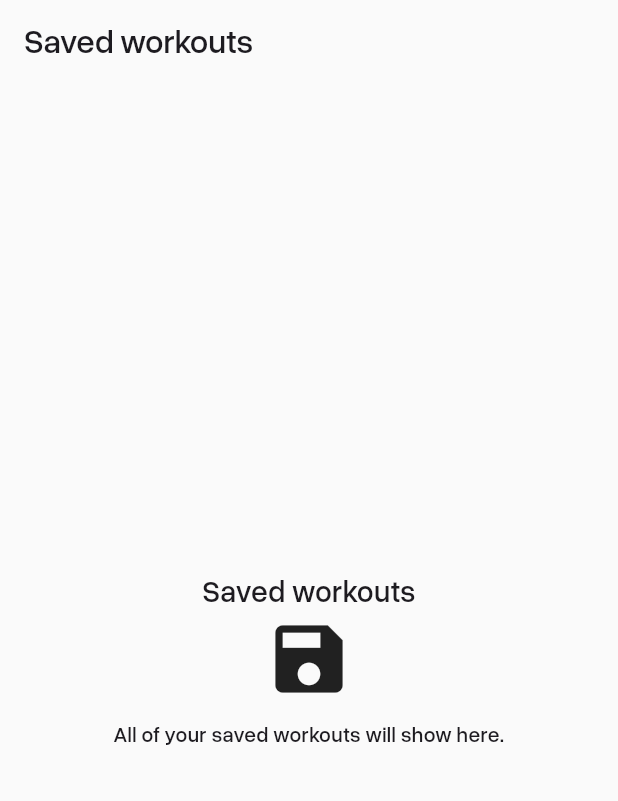
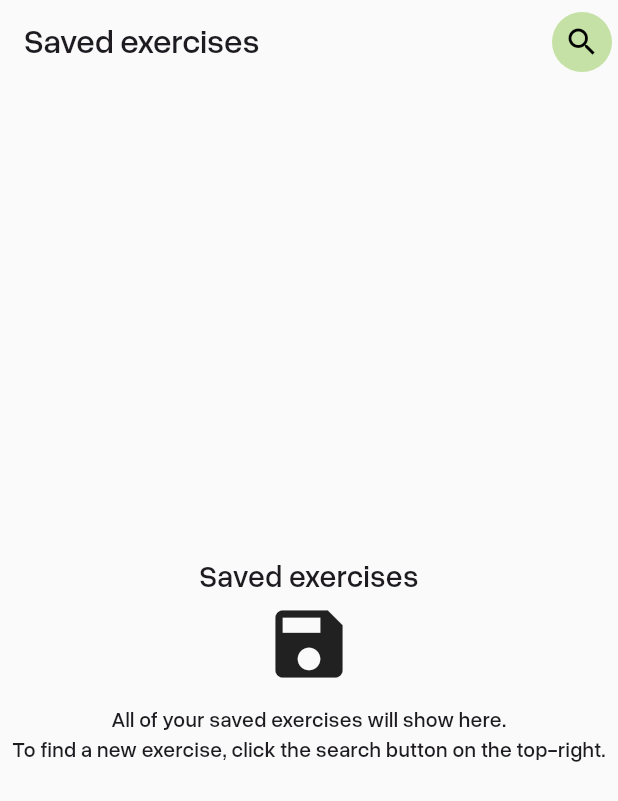
Before and after one commit to mantot-123/gym_workout_finder_tracker_app_flutter, a Flutter app: the SavedWorkoutsPage screen opened directly, on a phone screen of 412 x 824 dp. Shown: the top 801 px of the screen. Run offline on Flutter 3.47's test engine with Material 3 defaults, Android fonts, the phone set to English and light mode, and no system bars; our stand-ins replace hive, hive_flutter, loading_animation_widget; accounts and stored records are empty; statements that could not run were skipped.

Commit message:
feat: UI overhaul - moved the search button to the saved routines page instead of the navigation menu + changed UI button colours

```diff
--- a/lib/main.dart
+++ b/lib/main.dart
@@ -4,7 +4,6 @@ import "package:hive/hive.dart";
 import "package:hive_flutter/hive_flutter.dart";
 import "pages/home.dart";
 import "pages/saved_routines.dart";
-import "pages/search_form.dart";
 import "pages/saved_workouts.dart";
 import "pages/api_key_empty_error.dart";
 import "widgets/ui/ui_scaffold.dart";
@@ -34,7 +33,6 @@ class _MainAppState extends State<MainApp> {
   List<Widget> pages = [
     HomePage(),
     RoutinesPage(),
-    SearchForm(),
     SavedWorkoutsPage()
   ];
 
@@ -89,8 +87,7 @@ class _MainAppState extends State<MainApp> {
             destinations: [
               NavigationDestination(icon: Icon(Icons.home, size: 30), label: ""),
               NavigationDestination(icon: Icon(Icons.alarm, size: 30), label: ""),
-              NavigationDestination(icon: Icon(Icons.search, size: 30), label: ""),
-              NavigationDestination(icon: Icon(Icons.bookmark, size: 30), label: "")
+              NavigationDestination(icon: Icon(Icons.fitness_center, size: 30), label: "")
             ]
           ))
         : APIKeyEmptyErrorPage()
--- a/lib/pages/saved_routines.dart
+++ b/lib/pages/saved_routines.dart
@@ -56,7 +56,7 @@ class _RoutinesPageState extends State<RoutinesPage> {
             }
         ),
 
-      actions: [
+      appBarActions: [
         IconButton(icon: Icon(Icons.refresh, color: Colors.black), onPressed: () {
           setState(() { });
         }),
--- a/lib/pages/saved_workouts.dart
+++ b/lib/pages/saved_workouts.dart
@@ -1,6 +1,7 @@
 import 'package:flutter/material.dart';
 import "../widgets/ui/ui_scaffold.dart";
 import "../widgets/workout_tile.dart";
+import "../pages/search_form.dart";
 import "../models/workout.dart";
 import "../workouts_db_handler.dart";
 
@@ -30,17 +31,17 @@ class _SavedWorkoutsPageState extends State<SavedWorkoutsPage> {
   @override
   Widget build(BuildContext context) {
     return UIScaffold(
-      appBarTitle: "Saved workouts",
+      appBarTitle: "Saved exercises",
       body:
         SavedWorkoutsDB.getSavedWorkouts().isEmpty
         ? Center(
             child: Column(
               mainAxisAlignment: MainAxisAlignment.center,
               children: [
-                Text("Saved workouts", textAlign: TextAlign.center, style: TextStyle(fontSize: 20, fontWeight: FontWeight.bold)),
+                Text("Saved exercises", textAlign: TextAlign.center, style: TextStyle(fontSize: 20, fontWeight: FontWeight.bold)),
                 Icon(Icons.save, size: 60),
                 SizedBox(height: 10),
-                Text("All of your saved workouts will show here.", textAlign: TextAlign.center)
+                Text("All of your saved exercises will show here.\nTo find a new exercise, click the search button on the top-right.", textAlign: TextAlign.center)
               ],
             )
           )
@@ -61,8 +62,18 @@ class _SavedWorkoutsPageState extends State<SavedWorkoutsPage> {
                     }
                   ),
                 )
-              ]
-          )
+              ],
+          ),
+      appBarActions: [
+        IconButton(icon: Icon(Icons.search, color: Colors.black), onPressed: () async {
+          // SEARCH FORM
+          await Navigator.of(context).push(MaterialPageRoute(builder: (context) {
+            return SearchForm();
+          }));
+
+          setState(() { });
+        })
+      ]
     );;
   }
 }
--- a/lib/widgets/ui/ui_button.dart
+++ b/lib/widgets/ui/ui_button.dart
@@ -9,9 +9,9 @@ class UIButton extends StatelessWidget {
   Widget build(BuildContext context) {
     return ElevatedButton(
       style: ButtonStyle(
-        backgroundColor: MaterialStateProperty.all(Colors.lightGreen.shade200),
+        backgroundColor: MaterialStateProperty.all(Colors.lightGreen.shade300),
         elevation: WidgetStatePropertyAll(0.0),
-        shape: WidgetStatePropertyAll(RoundedRectangleBorder(borderRadius: BorderRadius.circular(15.0)))
+        // shape: WidgetStatePropertyAll(RoundedRectangleBorder(borderRadius: BorderRadius.circular(15.0)))
       ),
       onPressed: onPressed,
       child: Text(label, style: TextStyle(color: Colors.black87)),
--- a/lib/widgets/ui/ui_scaffold.dart
+++ b/lib/widgets/ui/ui_scaffold.dart
@@ -3,10 +3,10 @@ import 'package:flutter/material.dart';
 class UIScaffold extends StatelessWidget {
   String appBarTitle;
   Widget body;
-  List<Widget>? actions;
+  List<Widget>? appBarActions;
   Widget? floatingActionButton;
 
-  UIScaffold({ super.key, required this.appBarTitle, required this.body, this.actions, this.floatingActionButton });
+  UIScaffold({ super.key, required this.appBarTitle, required this.body, this.appBarActions, this.floatingActionButton });
 
   @override
   Widget build(BuildContext context) {
@@ -17,7 +17,7 @@ class UIScaffold extends StatelessWidget {
         title: Text(appBarTitle, style: TextStyle(
           fontFamily: "Overused Grotesk Medium"
         )),
-        actions: actions ?? []
+        actions: appBarActions ?? []
       ),
       body: body,
       floatingActionButton: floatingActionButton,
```
Also changed, not shown: lib/pages/edit_routine.dart (+5 -2 lines).
